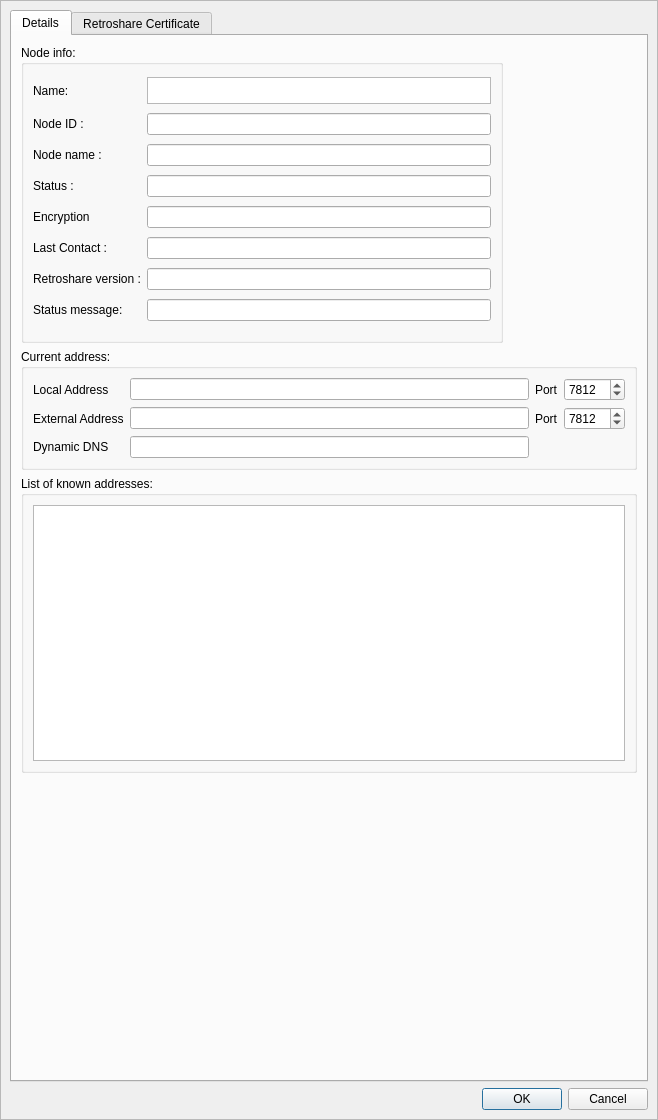
This is retroshare-gui/src/gui/connect/ConfCertDialog.ui in RetroShare/RetroShare as Qt 5 draws it before an edit. The edited form follows.
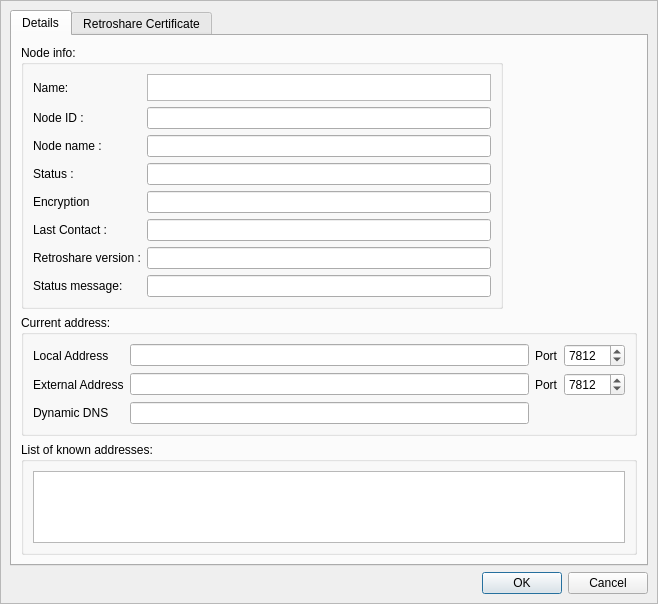
This is the edited form. Icons and pictures are not drawn. Custom widgets are drawn as their Qt base class.

Commit message: fixed text of the tabwidget for retroshare id

What changed in the file:
```diff
--- a/retroshare-gui/src/gui/connect/ConfCertDialog.ui
+++ b/retroshare-gui/src/gui/connect/ConfCertDialog.ui
@@ -7,7 +7,7 @@
     <x>0</x>
     <y>0</y>
     <width>658</width>
-    <height>1120</height>
+    <height>584</height>
    </rect>
   </property>
   <property name="windowTitle">
```
The commit also changes 1 other file.
